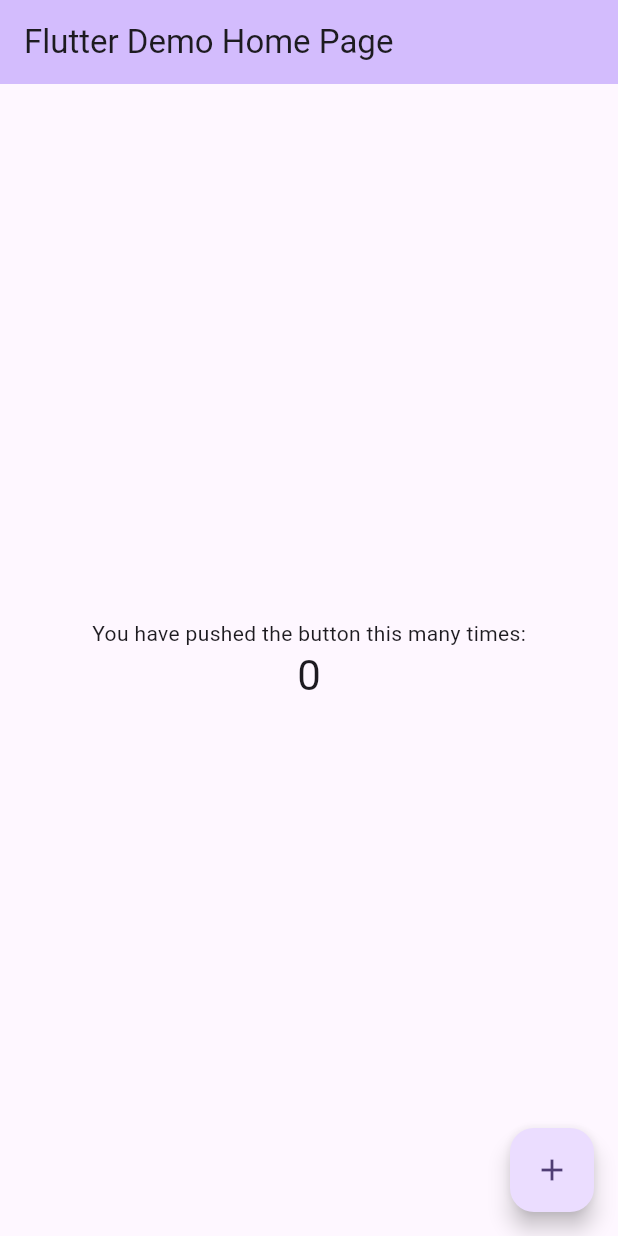
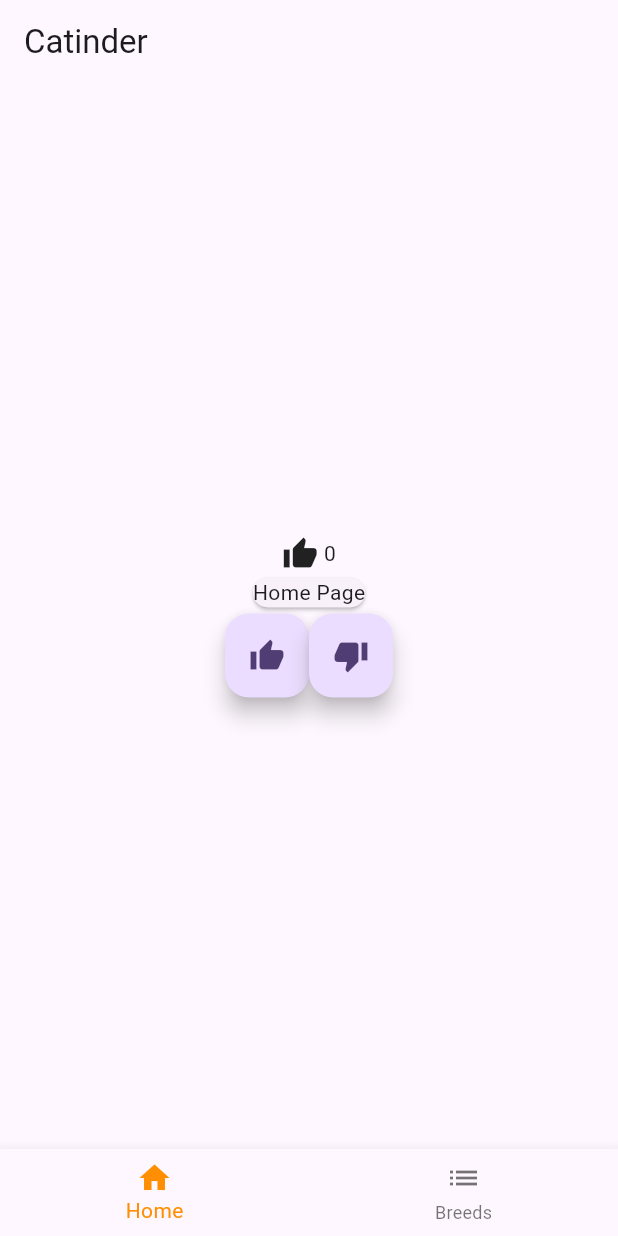
Before and after one commit to MRTarmak/Catinder, a Flutter app: the screen it shows after launch, on a phone screen of 412 x 824 dp. Run offline on Flutter 3.47's test engine with Material 3 defaults, Android fonts, the light colour scheme and no system bars.

Commit message:
Make HomePage, IndexedStackScreen and states

```diff
--- a/lib/main.dart
+++ b/lib/main.dart
@@ -1,122 +1,105 @@
 import 'package:flutter/material.dart';
 
 void main() {
-  runApp(const MyApp());
+  runApp(const CatinderApp());
 }
 
-class MyApp extends StatelessWidget {
-  const MyApp({super.key});
+class CatinderApp extends StatelessWidget {
+  const CatinderApp({super.key});
 
-  // This widget is the root of your application.
   @override
   Widget build(BuildContext context) {
     return MaterialApp(
       title: 'Flutter Demo',
       theme: ThemeData(
-        // This is the theme of your application.
-        //
-        // TRY THIS: Try running your application with "flutter run". You'll see
-        // the application has a purple toolbar. Then, without quitting the app,
-        // try changing the seedColor in the colorScheme below to Colors.green
-        // and then invoke "hot reload" (save your changes or press the "hot
-        // reload" button in a Flutter-supported IDE, or press "r" if you used
-        // the command line to start the app).
-        //
-        // Notice that the counter didn't reset back to zero; the application
-        // state is not lost during the reload. To reset the state, use hot
-        // restart instead.
-        //
-        // This works for code too, not just values: Most code changes can be
-        // tested with just a hot reload.
         colorScheme: ColorScheme.fromSeed(seedColor: Colors.deepPurple),
       ),
-      home: const MyHomePage(title: 'Flutter Demo Home Page'),
+      home: IndexedStackScreen(),
     );
   }
 }
 
-class MyHomePage extends StatefulWidget {
-  const MyHomePage({super.key, required this.title});
-
-  // This widget is the home page of your application. It is stateful, meaning
-  // that it has a State object (defined below) that contains fields that affect
-  // how it looks.
-
-  // This class is the configuration for the state. It holds the values (in this
-  // case the title) provided by the parent (in this case the App widget) and
-  // used by the build method of the State. Fields in a Widget subclass are
-  // always marked "final".
-
-  final String title;
+class HomePage extends StatefulWidget {
+  const HomePage({super.key});
 
   @override
-  State<MyHomePage> createState() => _MyHomePageState();
+  State<HomePage> createState() => _HomePageState();
 }
 
-class _MyHomePageState extends State<MyHomePage> {
-  int _counter = 0;
+class _HomePageState extends State<HomePage> {
+  int _likesCounter = 0;
 
-  void _incrementCounter() {
+  void _incrementLikesCounter() {
     setState(() {
-      // This call to setState tells the Flutter framework that something has
-      // changed in this State, which causes it to rerun the build method below
-      // so that the display can reflect the updated values. If we changed
-      // _counter without calling setState(), then the build method would not be
-      // called again, and so nothing would appear to happen.
-      _counter++;
+      _likesCounter++;
     });
   }
 
   @override
   Widget build(BuildContext context) {
-    // This method is rerun every time setState is called, for instance as done
-    // by the _incrementCounter method above.
-    //
-    // The Flutter framework has been optimized to make rerunning build methods
-    // fast, so that you can just rebuild anything that needs updating rather
-    // than having to individually change instances of widgets.
-    return Scaffold(
-      appBar: AppBar(
-        // TRY THIS: Try changing the color here to a specific color (to
-        // Colors.amber, perhaps?) and trigger a hot reload to see the AppBar
-        // change color while the other colors stay the same.
-        backgroundColor: Theme.of(context).colorScheme.inversePrimary,
-        // Here we take the value from the MyHomePage object that was created by
-        // the App.build method, and use it to set our appbar title.
-        title: Text(widget.title),
-      ),
-      body: Center(
-        // Center is a layout widget. It takes a single child and positions it
-        // in the middle of the parent.
-        child: Column(
-          // Column is also a layout widget. It takes a list of children and
-          // arranges them vertically. By default, it sizes itself to fit its
-          // children horizontally, and tries to be as tall as its parent.
-          //
-          // Column has various properties to control how it sizes itself and
-          // how it positions its children. Here we use mainAxisAlignment to
-          // center the children vertically; the main axis here is the vertical
-          // axis because Columns are vertical (the cross axis would be
-          // horizontal).
-          //
-          // TRY THIS: Invoke "debug painting" (choose the "Toggle Debug Paint"
-          // action in the IDE, or press "p" in the console), to see the
-          // wireframe for each widget.
+    return Column(
+      mainAxisAlignment: MainAxisAlignment.center,
+      children: [
+        Row(
           mainAxisAlignment: MainAxisAlignment.center,
-          children: <Widget>[
-            const Text('You have pushed the button this many times:'),
-            Text(
-              '$_counter',
-              style: Theme.of(context).textTheme.headlineMedium,
+          children: [
+            Icon(Icons.thumb_up),
+            Text(" $_likesCounter"),
+          ], // TODO find relevant icon
+        ),
+        Card(child: Text("Home Page")),
+        Row(
+          mainAxisAlignment: MainAxisAlignment.center,
+          children: [
+            FloatingActionButton(
+              onPressed: _incrementLikesCounter,
+              child: Icon(Icons.thumb_up),
+            ),
+            FloatingActionButton(
+              onPressed: () {}, // TODO implement dislike functionality
+              child: Icon(Icons.thumb_down),
             ),
           ],
         ),
-      ),
-      floatingActionButton: FloatingActionButton(
-        onPressed: _incrementCounter,
-        tooltip: 'Increment',
-        child: const Icon(Icons.add),
-      ), // This trailing comma makes auto-formatting nicer for build methods.
+      ],
     );
   }
 }
+
+class IndexedStackScreen extends StatefulWidget {
+  const IndexedStackScreen({super.key});
+
+  @override
+  State<IndexedStackScreen> createState() => _IndexedStackScreenState();
+}
+
+class _IndexedStackScreenState extends State<IndexedStackScreen> {
+  int _selectedIndex = 0;
+  static const List<Widget> _widgetOptions = <Widget>[
+    HomePage(),
+    Text('Breeds List Page'),
+  ];
+
+  void _onItemTapped(int index) {
+    setState(() {
+      _selectedIndex = index;
+    });
+  }
+
+  @override
+  Widget build(BuildContext context) {
+    return Scaffold(
+      appBar: AppBar(title: const Text("Catinder")),
+      body: IndexedStack(index: _selectedIndex, children: _widgetOptions),
+      bottomNavigationBar: BottomNavigationBar(
+        items: const <BottomNavigationBarItem>[
+          BottomNavigationBarItem(icon: Icon(Icons.home), label: 'Home'),
+          BottomNavigationBarItem(icon: Icon(Icons.list), label: 'Breeds'),
+        ],
+        currentIndex: _selectedIndex,
+        selectedItemColor: Colors.amber[800],
+        onTap: _onItemTapped,
+      ),
+    );
+  }
+}
```
Also changed, not shown: 1 other file.
